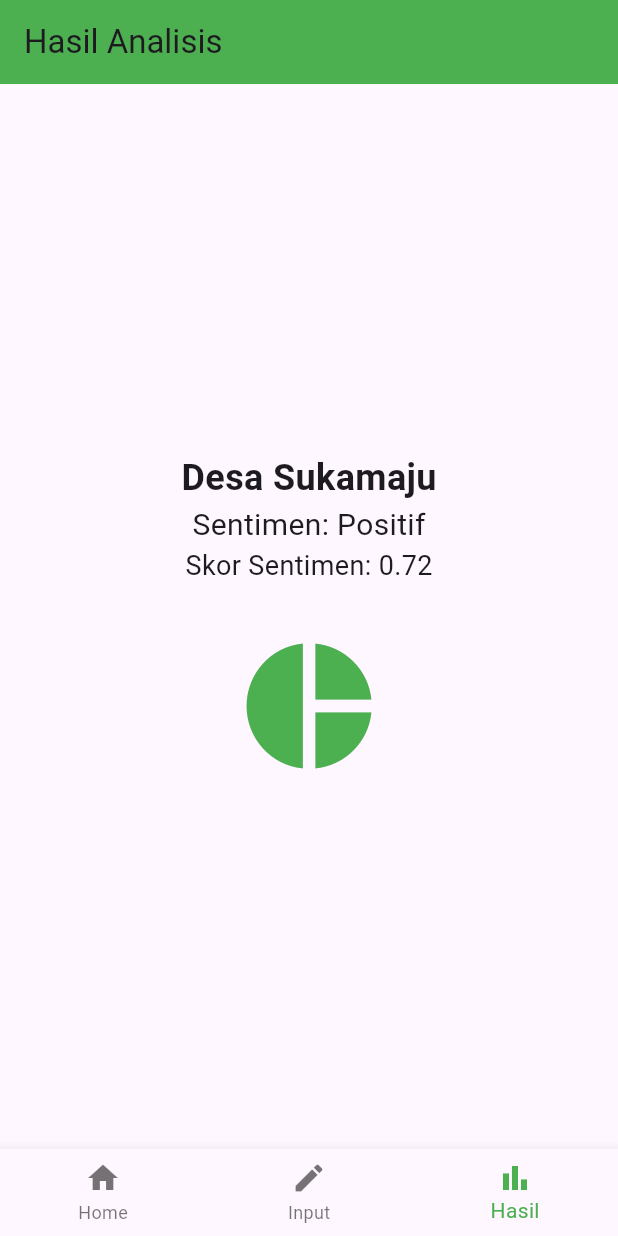
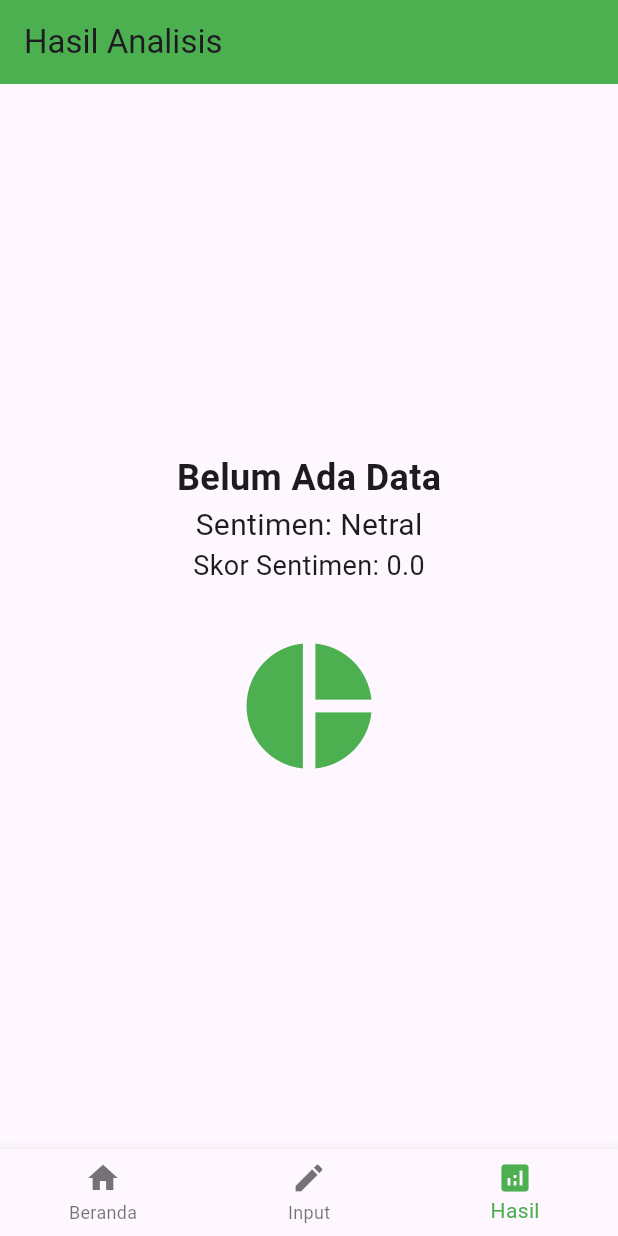
Before and after one commit to dianaulfa/uts_7, a Flutter app: the screen it shows after launch, item 3 of the bottom bar chosen, on a phone screen of 412 x 824 dp. Run offline on Flutter 3.47's test engine with Material 3 defaults, Android fonts, the phone set to English and light mode, and no system bars.

Commit message:
mengubah di home viewstate

```diff
--- a/lib/pages/home_page.dart
+++ b/lib/pages/home_page.dart
@@ -14,7 +14,11 @@ class _HomeViewState extends State<HomeView> {
   final List<Widget> _pages = [
     BerandaPage(),
     InputPage(),
-    HasilPage(),
+    HasilPage(
+      desa: 'Belum Ada Data',
+      nilai: 0.0,
+      sentimen: 'Netral',
+    ),
   ];
 
   @override
@@ -26,9 +30,18 @@ class _HomeViewState extends State<HomeView> {
         selectedItemColor: Colors.green,
         onTap: (i) => setState(() => _index = i),
         items: const [
-          BottomNavigationBarItem(icon: Icon(Icons.home), label: "Home"),
-          BottomNavigationBarItem(icon: Icon(Icons.edit), label: "Input"),
-          BottomNavigationBarItem(icon: Icon(Icons.bar_chart), label: "Hasil"),
+          BottomNavigationBarItem(
+            icon: Icon(Icons.home),
+            label: 'Beranda',
+          ),
+          BottomNavigationBarItem(
+            icon: Icon(Icons.edit),
+            label: 'Input',
+          ),
+          BottomNavigationBarItem(
+            icon: Icon(Icons.analytics),
+            label: 'Hasil',
+          ),
         ],
       ),
     );
```
